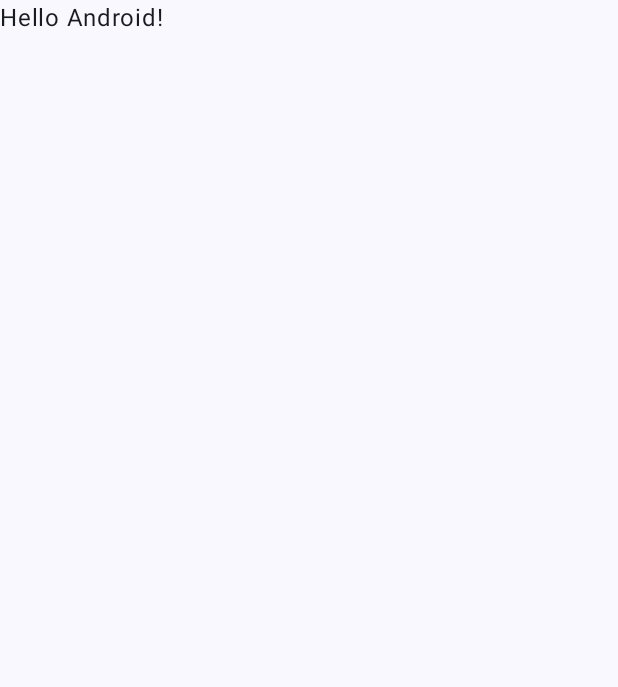
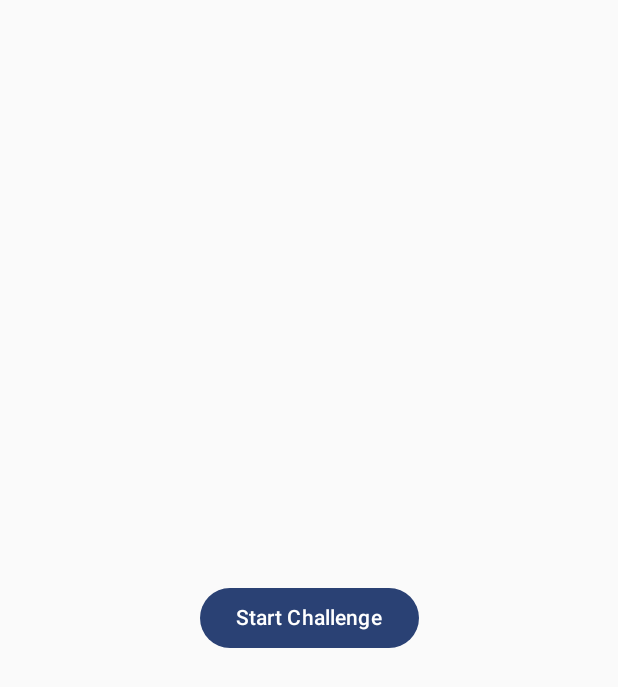
Before and after one commit to pabloiniesta/MarsRoverCodingChallenge, an Android app built with Jetpack Compose: the screen it shows after launch (MainActivity), on a phone screen of 412 x 824 dp. Before the commit the part shown is almost empty. Shown: the top 687 px of the screen. Run offline under Robolectric (Android 15) with nearby library versions, the phone set to English and light mode, and no system bars.

Commit message:
Setup basic screen & navigation

```diff
--- a/app/build.gradle.kts
+++ b/app/build.gradle.kts
@@ -2,6 +2,7 @@ plugins {
     alias(libs.plugins.android.application)
     alias(libs.plugins.kotlin.android)
     alias(libs.plugins.kotlin.compose)
+    alias(libs.plugins.kotlin.serialization)
 }
 
 android {
@@ -50,6 +51,10 @@ dependencies {
     implementation(libs.androidx.ui.tooling.preview)
     implementation(libs.androidx.material3)
 
+    //Navigation component with compose
+    implementation(libs.navigation.compose)
+    implementation(libs.kotlinx.serialization.json)
+
     testImplementation(libs.junit)
     androidTestImplementation(libs.androidx.junit)
     androidTestImplementation(libs.androidx.espresso.core)
--- a/app/src/main/AndroidManifest.xml
+++ b/app/src/main/AndroidManifest.xml
@@ -13,7 +13,7 @@
         android:theme="@style/Theme.MarsRoverCodingChallenge"
         tools:targetApi="31">
         <activity
-            android:name=".MainActivity"
+            android:name=".presentation.MainActivity"
             android:exported="true"
             android:label="@string/app_name"
             android:theme="@style/Theme.MarsRoverCodingChallenge">
--- a/app/src/main/java/pablo/iniesta/marsrovercodingchallenge/MainActivity.kt
+++ /dev/null
@@ -1,39 +0,0 @@
-package pablo.iniesta.marsrovercodingchallenge
-
-import android.os.Bundle
-import androidx.activity.ComponentActivity
-import androidx.activity.compose.setContent
-import androidx.activity.enableEdgeToEdge
-import androidx.compose.foundation.layout.fillMaxSize
-import androidx.compose.foundation.layout.padding
-import androidx.compose.material3.Scaffold
-import androidx.compose.material3.Text
-import androidx.compose.runtime.Composable
-import androidx.compose.ui.Modifier
-import androidx.compose.ui.tooling.preview.Preview
-import pablo.iniesta.marsrovercodingchallenge.ui.theme.MarsRoverCodingChallengeTheme
-
-class MainActivity : ComponentActivity() {
-    override fun onCreate(savedInstanceState: Bundle?) {
-        super.onCreate(savedInstanceState)
-        enableEdgeToEdge()
-        setContent {
-            MarsRoverCodingChallengeTheme {
-                Scaffold(modifier = Modifier.fillMaxSize()) { innerPadding ->
-                    Greeting(
-                        name = "Android",
-                        modifier = Modifier.padding(innerPadding)
-                    )
-                }
-            }
-        }
-    }
-}
-
-@Composable
-fun Greeting(name: String, modifier: Modifier = Modifier) {
-    Text(
-        text = "Hello $name!",
-        modifier = modifier
-    )
-}
--- /dev/null
+++ b/app/src/main/java/pablo/iniesta/marsrovercodingchallenge/presentation/MainActivity.kt
@@ -0,0 +1,40 @@
+package pablo.iniesta.marsrovercodingchallenge.presentation
+
+import android.os.Bundle
+import androidx.activity.ComponentActivity
+import androidx.activity.compose.setContent
+import androidx.navigation.compose.rememberNavController
+import kotlinx.serialization.Serializable
+import pablo.iniesta.marsrovercodingchallenge.presentation.ui.theme.MarsRoverCodingChallengeTheme
+import androidx.navigation.compose.NavHost
+import androidx.navigation.compose.composable
+import pablo.iniesta.marsrovercodingchallenge.presentation.marsscreen.MarsScreen
+import pablo.iniesta.marsrovercodingchallenge.presentation.startscreen.StartScreen
+
+class MainActivity : ComponentActivity() {
+    override fun onCreate(savedInstanceState: Bundle?) {
+        super.onCreate(savedInstanceState)
+        setContent {
+            MarsRoverCodingChallengeTheme {
+               val navController = rememberNavController()
+                NavHost(
+                    navController = navController,
+                    startDestination = StartScreen
+                ) {
+                    composable<StartScreen> {
+                        StartScreen(navController)
+                    }
+                    composable<MarsScreen> {
+                        MarsScreen()
+                    }
+                }
+            }
+        }
+    }
+}
+
+@Serializable
+object StartScreen
+
+@Serializable
+object MarsScreen
--- /dev/null
+++ b/app/src/main/java/pablo/iniesta/marsrovercodingchallenge/presentation/startscreen/StartScreen.kt
@@ -0,0 +1,29 @@
+package pablo.iniesta.marsrovercodingchallenge.presentation.startscreen
+
+import androidx.compose.foundation.layout.Arrangement
+import androidx.compose.foundation.layout.Column
+import androidx.compose.foundation.layout.fillMaxSize
+import androidx.compose.material3.Button
+import androidx.compose.material3.Text
+import androidx.compose.runtime.Composable
+import androidx.compose.ui.Alignment
+import androidx.compose.ui.Modifier
+import androidx.navigation.NavController
+import pablo.iniesta.marsrovercodingchallenge.presentation.MarsScreen
+
+@Composable
+fun StartScreen(
+    navController: NavController
+) {
+    Column(
+        modifier = Modifier.fillMaxSize(),
+        verticalArrangement = Arrangement.Center,
+        horizontalAlignment = Alignment.CenterHorizontally
+    ) {
+        Button(onClick = {
+            navController.navigate(MarsScreen)
+        }) {
+            Text(text = "Start Challenge")
+        }
+    }
+}
--- a/app/src/main/java/pablo/iniesta/marsrovercodingchallenge/ui/theme/Color.kt
+++ b/app/src/main/java/pablo/iniesta/marsrovercodingchallenge/presentation/ui/theme/Color.kt
@@ -1,4 +1,4 @@
-package pablo.iniesta.marsrovercodingchallenge.ui.theme
+package pablo.iniesta.marsrovercodingchallenge.presentation.ui.theme
 
 import androidx.compose.ui.graphics.Color
 
--- a/app/src/main/java/pablo/iniesta/marsrovercodingchallenge/ui/theme/Theme.kt
+++ b/app/src/main/java/pablo/iniesta/marsrovercodingchallenge/presentation/ui/theme/Theme.kt
@@ -1,4 +1,4 @@
-package pablo.iniesta.marsrovercodingchallenge.ui.theme
+package pablo.iniesta.marsrovercodingchallenge.presentation.ui.theme
 
 import android.app.Activity
 import android.os.Build
--- a/app/src/main/java/pablo/iniesta/marsrovercodingchallenge/ui/theme/Type.kt
+++ b/app/src/main/java/pablo/iniesta/marsrovercodingchallenge/presentation/ui/theme/Type.kt
@@ -1,4 +1,4 @@
-package pablo.iniesta.marsrovercodingchallenge.ui.theme
+package pablo.iniesta.marsrovercodingchallenge.presentation.ui.theme
 
 import androidx.compose.material3.Typography
 import androidx.compose.ui.text.TextStyle
```
Also changed, not shown: app/src/main/java/pablo/iniesta/marsrovercodingchallenge/presentation/marsscreen/MarsScreen.kt (added, +20 -0 lines), gradle/libs.versions.toml (+6 -1 lines).
